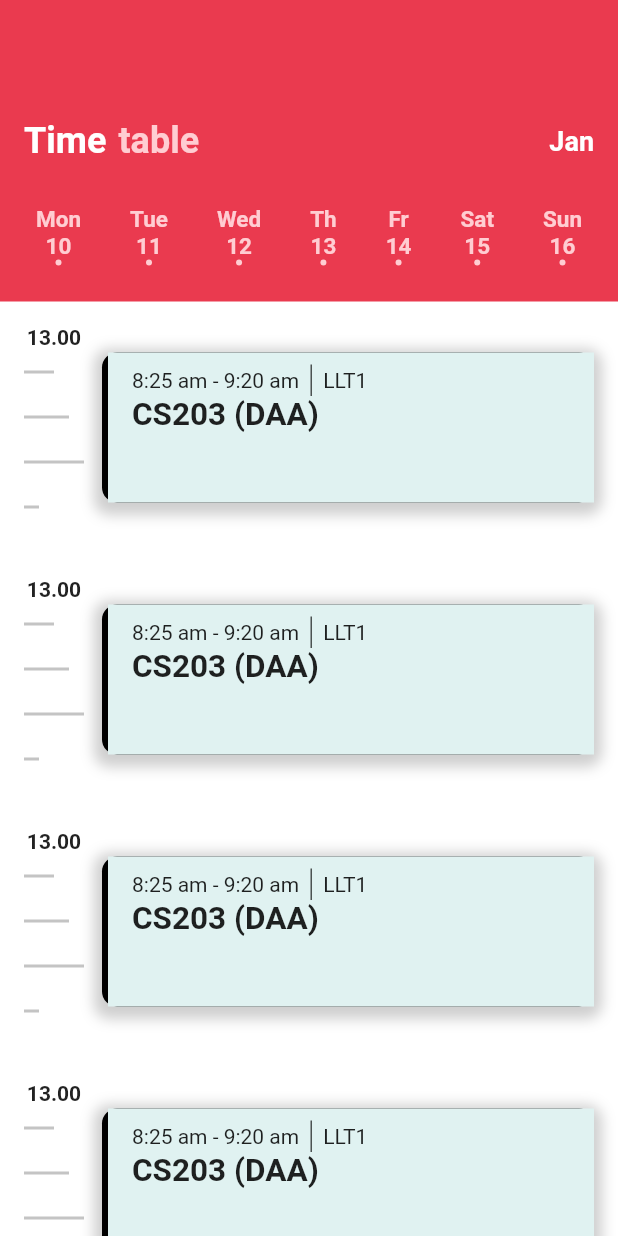
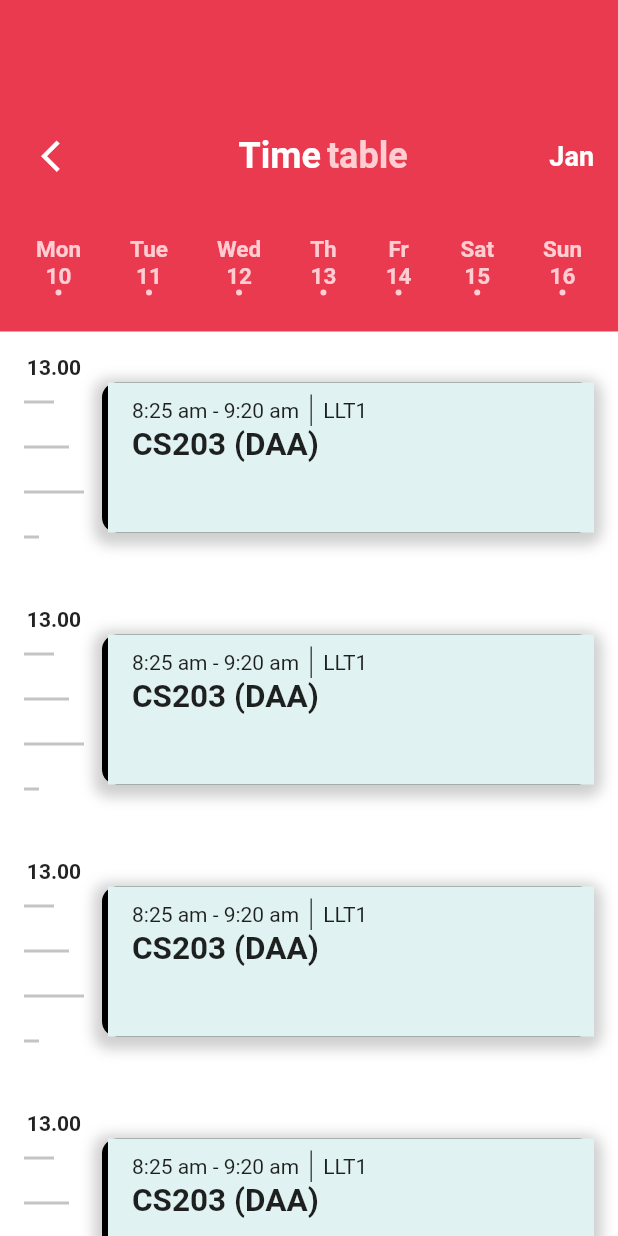
Before and after one commit to anurag-tekale/College-Management-App, a Flutter app: the Timetable screen opened directly, on a phone screen of 412 x 824 dp. Run offline on Flutter 3.47's test engine with Material 2 defaults, Android fonts, the phone set to English and light mode, and no system bars; our stand-ins replace bottom_navy_bar, flutter_icons; missing offline and left inert: keyboard_visibility; network calls fail.

Commit message:
added backbutton in timetable

```diff
--- a/lib/Pages/Timetable/time_table.dart
+++ b/lib/Pages/Timetable/time_table.dart
@@ -227,6 +227,19 @@ class TopRow extends StatelessWidget {
       children: <Widget>[
         Row(
           children: <Widget>[
+            IconButton(
+              icon: Icon(
+                Icons.arrow_back_ios,
+                color: Colors.white,
+                size: 25,
+              ),
+              onPressed: () {
+                Navigator.of(context).pop();
+              },
+            ),
+            SizedBox(
+              width: 95,
+            ),
             Text(
               'Time',
               style: TextStyle(
@@ -236,7 +249,7 @@ class TopRow extends StatelessWidget {
               ),
             ),
             SizedBox(
-              width: 8.0,
+              width: 4.0,
             ),
             Text(
               'table',
```
Also changed, not shown: lib/Pages/DashBoard/Students/Dashboard.dart (+15 -4 lines).
